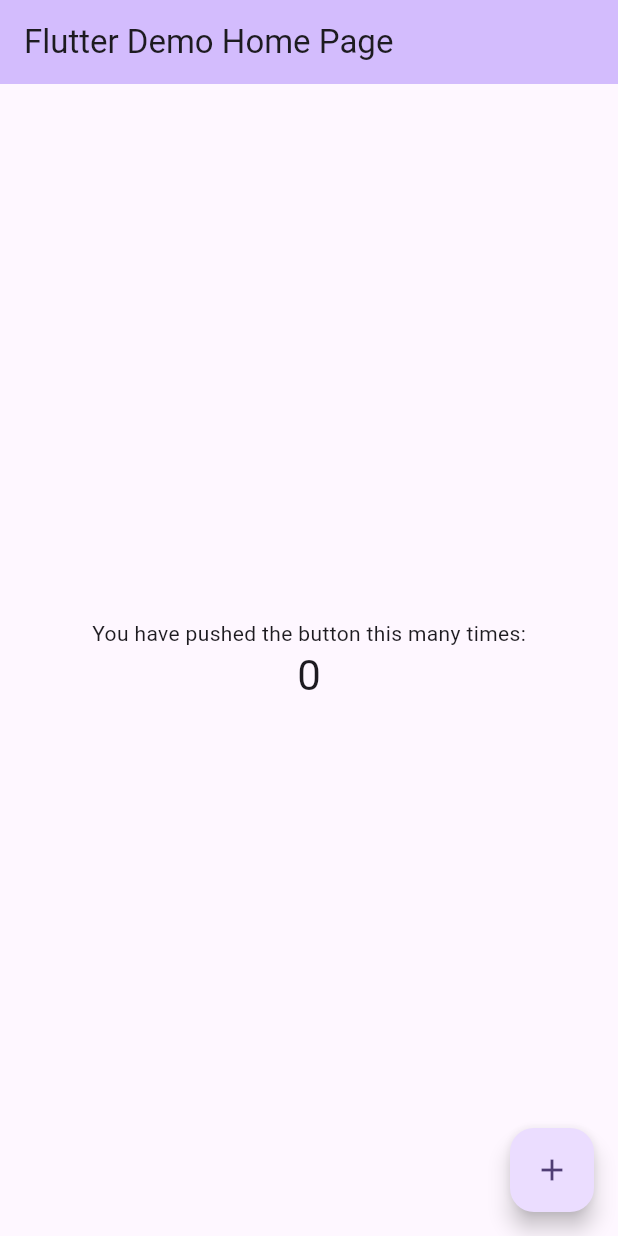
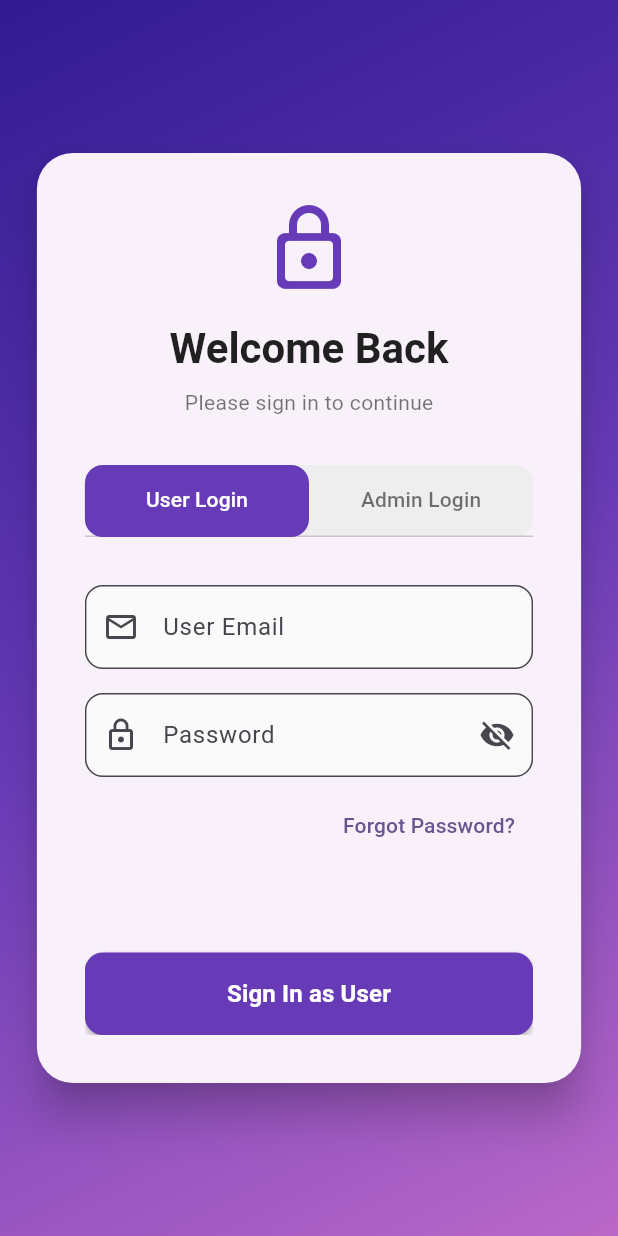
Before and after one commit to anilantony49/exaware_flutter_task, a Flutter app: the screen it shows after launch, on a phone screen of 412 x 824 dp. Run offline on Flutter 3.47's test engine with Material 3 defaults, Android fonts, the light colour scheme and no system bars.

Commit message:
feat: implement login screen UI

```diff
--- /dev/null
+++ b/lib/login_screen.dart
@@ -0,0 +1,228 @@
+import 'package:flutter/material.dart';
+
+class LoginScreen extends StatefulWidget {
+  const LoginScreen({super.key});
+
+  @override
+  State<LoginScreen> createState() => _LoginScreenState();
+}
+
+class _LoginScreenState extends State<LoginScreen> with SingleTickerProviderStateMixin {
+  late TabController _tabController;
+
+  @override
+  void initState() {
+    super.initState();
+    _tabController = TabController(length: 2, vsync: this);
+  }
+
+  @override
+  void dispose() {
+    _tabController.dispose();
+    super.dispose();
+  }
+
+  @override
+  Widget build(BuildContext context) {
+    // Get screen size for responsiveness
+    final screenWidth = MediaQuery.of(context).size.width;
+    final screenHeight = MediaQuery.of(context).size.height;
+
+    // A responsive width for the login card
+    final cardWidth = screenWidth > 600 ? 500.0 : screenWidth * 0.9;
+
+    return Scaffold(
+      body: Container(
+        decoration: BoxDecoration(
+          gradient: LinearGradient(
+            colors: [
+              Colors.deepPurple.shade900,
+              Colors.deepPurple.shade500,
+              Colors.purple.shade300,
+            ],
+            begin: Alignment.topLeft,
+            end: Alignment.bottomRight,
+          ),
+        ),
+        child: Center(
+          child: SingleChildScrollView(
+            child: ConstrainedBox(
+              constraints: BoxConstraints(
+                maxWidth: cardWidth,
+              ),
+              child: Card(
+                elevation: 12,
+                shape: RoundedRectangleBorder(
+                  borderRadius: BorderRadius.circular(24),
+                ),
+                child: Padding(
+                  padding: const EdgeInsets.all(32.0),
+                  child: Column(
+                    mainAxisSize: MainAxisSize.min,
+                    children: [
+                      const Icon(
+                        Icons.lock_outline_rounded,
+                        size: 64,
+                        color: Colors.deepPurple,
+                      ),
+                      const SizedBox(height: 16),
+                      Text(
+                        'Welcome Back',
+                        style: Theme.of(context).textTheme.headlineMedium?.copyWith(
+                              fontWeight: FontWeight.bold,
+                              color: Colors.black87,
+                            ),
+                      ),
+                      const SizedBox(height: 8),
+                      Text(
+                        'Please sign in to continue',
+                        style: Theme.of(context).textTheme.bodyMedium?.copyWith(
+                              color: Colors.black54,
+                            ),
+                      ),
+                      const SizedBox(height: 32),
+                      Container(
+                        decoration: BoxDecoration(
+                          color: Colors.grey.shade200,
+                          borderRadius: BorderRadius.circular(12),
+                        ),
+                        child: TabBar(
+                          controller: _tabController,
+                          indicatorSize: TabBarIndicatorSize.tab,
+                          indicator: BoxDecoration(
+                            borderRadius: BorderRadius.circular(12),
+                            color: Colors.deepPurple,
+                          ),
+                          labelColor: Colors.white,
+                          unselectedLabelColor: Colors.black54,
+                          tabs: const [
+                            Tab(text: 'User Login'),
+                            Tab(text: 'Admin Login'),
+                          ],
+                        ),
+                      ),
+                      const SizedBox(height: 32),
+                      SizedBox(
+                        height: 300, // Fixed height for form contents
+                        child: TabBarView(
+                          controller: _tabController,
+                          children: const [
+                            _LoginForm(userType: 'User'),
+                            _LoginForm(userType: 'Admin'),
+                          ],
+                        ),
+                      ),
+                    ],
+                  ),
+                ),
+              ),
+            ),
+          ),
+        ),
+      ),
+    );
+  }
+}
+
+class _LoginForm extends StatefulWidget {
+  final String userType;
+
+  const _LoginForm({required this.userType});
+
+  @override
+  State<_LoginForm> createState() => _LoginFormState();
+}
+
+class _LoginFormState extends State<_LoginForm> {
+  final _formKey = GlobalKey<FormState>();
+  bool _obscurePassword = true;
+
+  @override
+  Widget build(BuildContext context) {
+    return Form(
+      key: _formKey,
+      child: Column(
+        crossAxisAlignment: CrossAxisAlignment.stretch,
+        children: [
+          TextFormField(
+            decoration: InputDecoration(
+              hintText: '${widget.userType} Email',
+              prefixIcon: const Icon(Icons.email_outlined),
+              border: OutlineInputBorder(
+                borderRadius: BorderRadius.circular(12),
+              ),
+              filled: true,
+              fillColor: Colors.grey.shade50,
+            ),
+            validator: (value) {
+              if (value == null || value.isEmpty) {
+                return 'Please enter your email';
+              }
+              return null;
+            },
+          ),
+          const SizedBox(height: 16),
+          TextFormField(
+            obscureText: _obscurePassword,
+            decoration: InputDecoration(
+              hintText: 'Password',
+              prefixIcon: const Icon(Icons.lock_outline),
+              suffixIcon: IconButton(
+                icon: Icon(
+                  _obscurePassword ? Icons.visibility_off : Icons.visibility,
+                ),
+                onPressed: () {
+                  setState(() {
+                    _obscurePassword = !_obscurePassword;
+                  });
+                },
+              ),
+              border: OutlineInputBorder(
+                borderRadius: BorderRadius.circular(12),
+              ),
+              filled: true,
+              fillColor: Colors.grey.shade50,
+            ),
+            validator: (value) {
+              if (value == null || value.isEmpty) {
+                return 'Please enter your password';
+              }
+              return null;
+            },
+          ),
+          const SizedBox(height: 8),
+          Align(
+            alignment: Alignment.centerRight,
+            child: TextButton(
+              onPressed: () {},
+              child: const Text('Forgot Password?'),
+            ),
+          ),
+          const Spacer(),
+          ElevatedButton(
+            onPressed: () {
+              if (_formKey.currentState!.validate()) {
+                ScaffoldMessenger.of(context).showSnackBar(
+                  SnackBar(content: Text('Logging in as ${widget.userType}...')),
+                );
+              }
+            },
+            style: ElevatedButton.styleFrom(
+              backgroundColor: Colors.deepPurple,
+              foregroundColor: Colors.white,
+              padding: const EdgeInsets.symmetric(vertical: 16),
+              shape: RoundedRectangleBorder(
+                borderRadius: BorderRadius.circular(12),
+              ),
+              elevation: 2,
+            ),
+            child: Text(
+              'Sign In as ${widget.userType}',
+              style: const TextStyle(fontSize: 16, fontWeight: FontWeight.bold),
+            ),
+          ),
+        ],
+      ),
+    );
+  }
+}
--- a/lib/main.dart
+++ b/lib/main.dart
@@ -1,4 +1,5 @@
 import 'package:flutter/material.dart';
+import 'login_screen.dart';
 
 void main() {
   runApp(const MyApp());
@@ -7,116 +8,16 @@ void main() {
 class MyApp extends StatelessWidget {
   const MyApp({super.key});
 
-  // This widget is the root of your application.
   @override
   Widget build(BuildContext context) {
     return MaterialApp(
-      title: 'Flutter Demo',
+      title: 'Flutter Login UI',
+      debugShowCheckedModeBanner: false,
       theme: ThemeData(
-        // This is the theme of your application.
-        //
-        // TRY THIS: Try running your application with "flutter run". You'll see
-        // the application has a purple toolbar. Then, without quitting the app,
-        // try changing the seedColor in the colorScheme below to Colors.green
-        // and then invoke "hot reload" (save your changes or press the "hot
-        // reload" button in a Flutter-supported IDE, or press "r" if you used
-        // the command line to start the app).
-        //
-        // Notice that the counter didn't reset back to zero; the application
-        // state is not lost during the reload. To reset the state, use hot
-        // restart instead.
-        //
-        // This works for code too, not just values: Most code changes can be
-        // tested with just a hot reload.
         colorScheme: ColorScheme.fromSeed(seedColor: Colors.deepPurple),
+        useMaterial3: true,
       ),
-      home: const MyHomePage(title: 'Flutter Demo Home Page'),
+      home: const LoginScreen(),
     );
   }
 }
-
-class MyHomePage extends StatefulWidget {
-  const MyHomePage({super.key, required this.title});
-
-  // This widget is the home page of your application. It is stateful, meaning
-  // that it has a State object (defined below) that contains fields that affect
-  // how it looks.
-
-  // This class is the configuration for the state. It holds the values (in this
-  // case the title) provided by the parent (in this case the App widget) and
-  // used by the build method of the State. Fields in a Widget subclass are
-  // always marked "final".
-
-  final String title;
-
-  @override
-  State<MyHomePage> createState() => _MyHomePageState();
-}
-
-class _MyHomePageState extends State<MyHomePage> {
-  int _counter = 0;
-
-  void _incrementCounter() {
-    setState(() {
-      // This call to setState tells the Flutter framework that something has
-      // changed in this State, which causes it to rerun the build method below
-      // so that the display can reflect the updated values. If we changed
-      // _counter without calling setState(), then the build method would not be
-      // called again, and so nothing would appear to happen.
-      _counter++;
-    });
-  }
-
-  @override
-  Widget build(BuildContext context) {
-    // This method is rerun every time setState is called, for instance as done
-    // by the _incrementCounter method above.
-    //
-    // The Flutter framework has been optimized to make rerunning build methods
-    // fast, so that you can just rebuild anything that needs updating rather
-    // than having to individually change instances of widgets.
-    return Scaffold(
-      appBar: AppBar(
-        // TRY THIS: Try changing the color here to a specific color (to
-        // Colors.amber, perhaps?) and trigger a hot reload to see the AppBar
-        // change color while the other colors stay the same.
-        backgroundColor: Theme.of(context).colorScheme.inversePrimary,
-        // Here we take the value from the MyHomePage object that was created by
-        // the App.build method, and use it to set our appbar title.
-        title: Text(widget.title),
-      ),
-      body: Center(
-        // Center is a layout widget. It takes a single child and positions it
-        // in the middle of the parent.
-        child: Column(
-          // Column is also a layout widget. It takes a list of children and
-          // arranges them vertically. By default, it sizes itself to fit its
-          // children horizontally, and tries to be as tall as its parent.
-          //
-          // Column has various properties to control how it sizes itself and
-          // how it positions its children. Here we use mainAxisAlignment to
-          // center the children vertically; the main axis here is the vertical
-          // axis because Columns are vertical (the cross axis would be
-          // horizontal).
-          //
-          // TRY THIS: Invoke "debug painting" (choose the "Toggle Debug Paint"
-          // action in the IDE, or press "p" in the console), to see the
-          // wireframe for each widget.
-          mainAxisAlignment: MainAxisAlignment.center,
-          children: <Widget>[
-            const Text('You have pushed the button this many times:'),
-            Text(
-              '$_counter',
-              style: Theme.of(context).textTheme.headlineMedium,
-            ),
-          ],
-        ),
-      ),
-      floatingActionButton: FloatingActionButton(
-        onPressed: _incrementCounter,
-        tooltip: 'Increment',
-        child: const Icon(Icons.add),
-      ), // This trailing comma makes auto-formatting nicer for build methods.
-    );
-  }
-}
```
